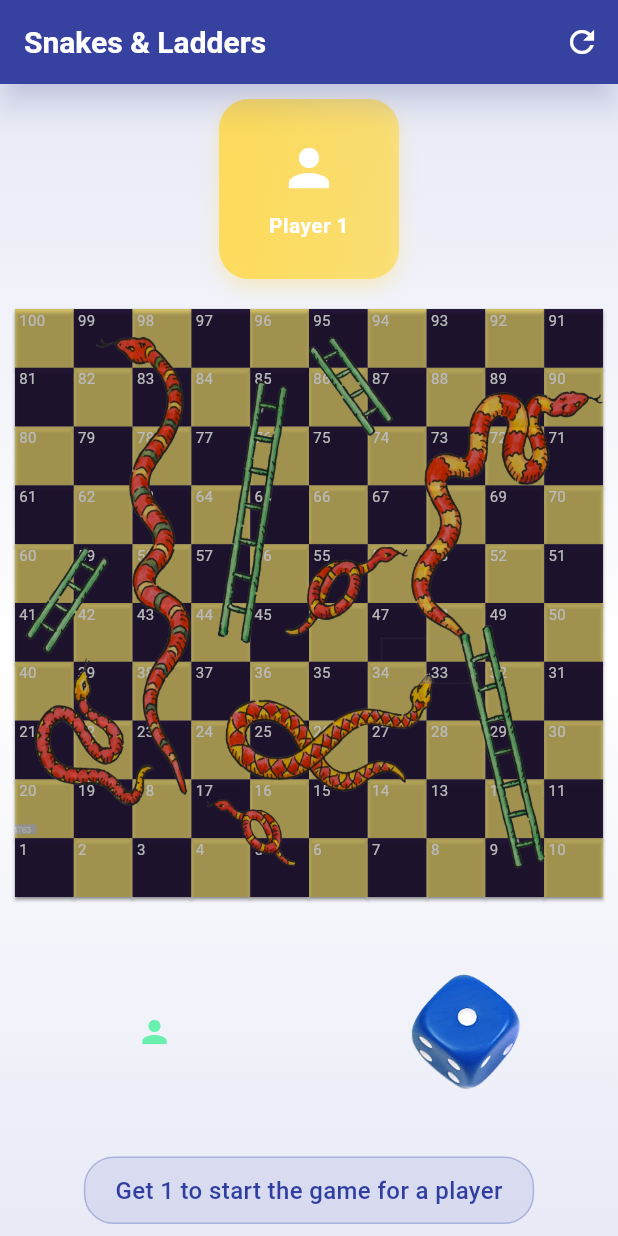
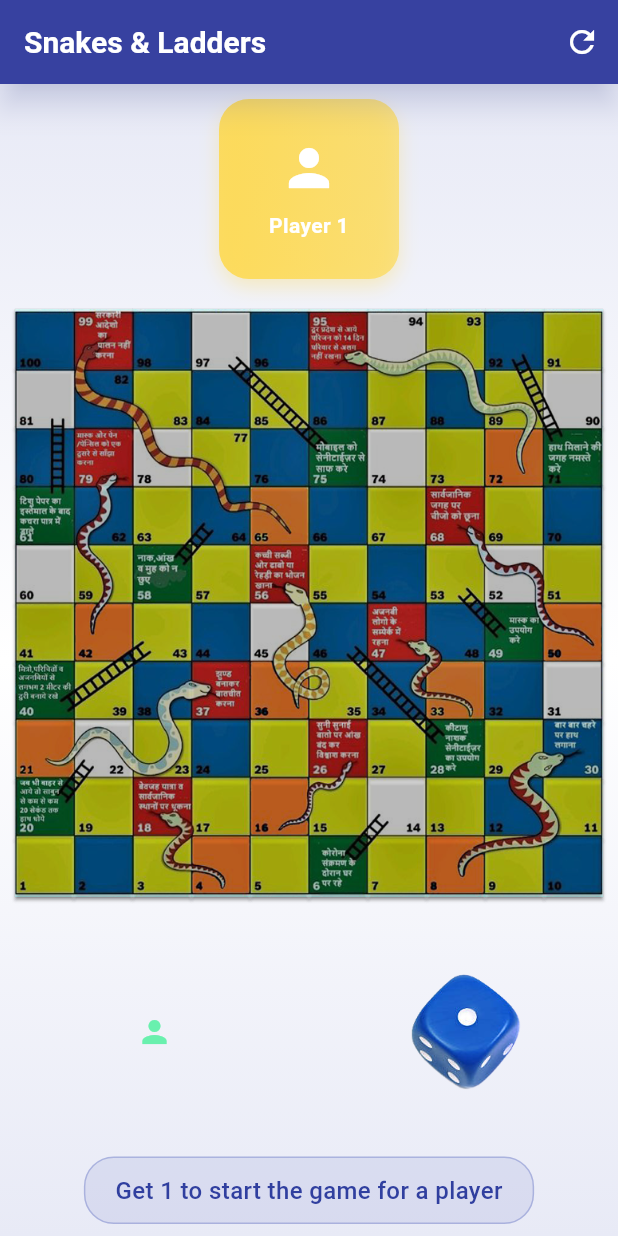
Before and after one commit to BrijeshMalani/snack_and_ladder, a Flutter app: the MyHomePage screen opened directly with empty values, on a phone screen of 412 x 824 dp. Run offline on Flutter 3.47's test engine with Material 3 defaults, Android fonts, the phone set to English and light mode, and no system bars; our stand-ins replace rive, share_plus, shared_preferences, webview_flutter; accounts and stored records are empty; network calls fail.

Commit message:
update 18-10-2025

```diff
--- a/lib/BoardSelectionScreen.dart
+++ b/lib/BoardSelectionScreen.dart
@@ -115,7 +115,7 @@ class _BoardSelectionScreenState extends State<BoardSelectionScreen>
                         const SizedBox(height: 20),
                         // Board 1 - Classic Board
                         _buildBoardOption(
-                          imagePath: 'assets/images/board.png',
+                          imagePath: 'assets/images/custom.png',
                           title: 'Classic Board',
                           subtitle: 'Traditional snakes and ladders design',
                           color: Colors.green,
@@ -125,7 +125,7 @@ class _BoardSelectionScreenState extends State<BoardSelectionScreen>
 
                         // Board 2 - Custom Board
                         _buildBoardOption(
-                          imagePath: 'assets/images/custom.png',
+                          imagePath: 'assets/images/board.png',
                           title: 'Custom Board',
                           subtitle: 'Modern and colorful design',
                           color: Colors.orange,
--- a/lib/MyHomePage.dart
+++ b/lib/MyHomePage.dart
@@ -39,8 +39,8 @@ class _MyHomePageState extends State<MyHomePage> {
   }
 
   var name = 'assets/images/custom.png';
-  var boardName1 = 'assets/images/board.png';
-  var boardName2 = 'assets/images/custom.png';
+  var boardName1 = 'assets/images/custom.png';
+  var boardName2 = 'assets/images/board.png';
   bool changeBoard = false;
 
   int order(int n) {
@@ -123,8 +123,8 @@ class _MyHomePageState extends State<MyHomePage> {
                       )
                     : isComputer
                     ? SizedBox(
-                        // height: 100,
-                        // width: 500,
+                        height: 100,
+                        width: 500,
                         child: Row(
                           mainAxisAlignment: MainAxisAlignment.spaceEvenly,
                           crossAxisAlignment: CrossAxisAlignment.center,
```
